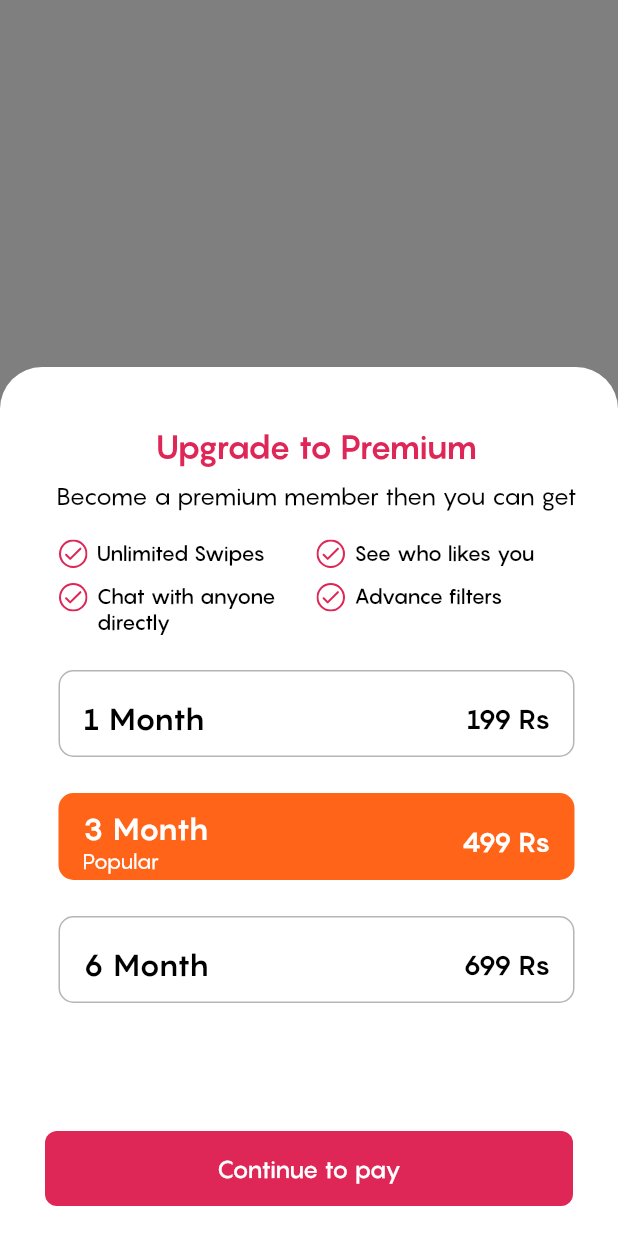
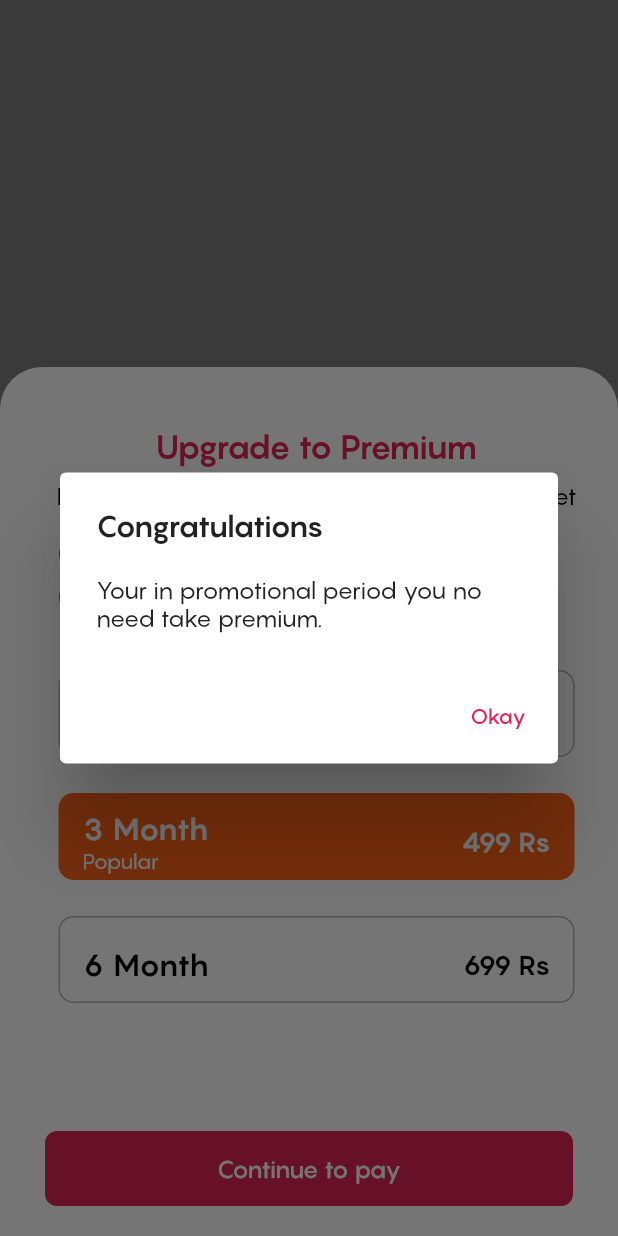
Before and after one commit to IdanxDev/rowdy_baby, a Flutter app: the PremiumBottomSheet screen opened directly, after a tap on "Continue to pay", on a phone screen of 412 x 824 dp. Run offline on Flutter 3.47's test engine with Material 2 defaults, Android fonts, the phone set to English and light mode, and no system bars; our stand-ins replace cached_network_image, carousel_slider, chat_bubbles, cloud_firestore, connectivity_plus, country_code_picker and 22 more; missing offline and left inert: animated_shimmer, cashfree_pg, flutter_facebook_auth, flutter_ripple, razorpay_flutter, swipable_stack; accounts and stored records are empty; network calls fail.

Commit message:
Update : Codes

```diff
--- a/lib/constant/string_constant.dart
+++ b/lib/constant/string_constant.dart
@@ -1,7 +1,7 @@
 class StringConstant {
   static const String appTitle = 'Rowdy baby';
   static const String website = 'rowdybaby.co.in';
-  static const String contactMail = 'rowdybabydatingapp@gmail.com';
+  static const String contactMail = 'support@rowdybaby.co.in';
   static const String termsCondition =
       'https://firebasestorage.googleapis.com/v0/b/rowdy-baby-2-0.appspot.com/o/appData%2FRowdybaby%20Terms%20and%20conditions.html?alt=media&token=bf0a6621-cd8f-4596-8a77-198528ea308c';
   static const String privacyPolicy =
--- a/lib/screen/chat_module/conversation_screen/conversation_screen.dart
+++ b/lib/screen/chat_module/conversation_screen/conversation_screen.dart
@@ -308,6 +308,8 @@ class ConversationScreenState extends State<ConversationScreen> {
             focusNode: focusNode,
             cursorColor: ColorConstant.pink,
             textInputAction: TextInputAction.done,
+            maxLines: null,
+            // autofocus: false,
             onFieldSubmitted: (message) {
               if (message.trim().isNotEmpty) {
                 sendMessage(userProfileProvider, message);
@@ -325,7 +327,7 @@ class ConversationScreenState extends State<ConversationScreen> {
                 color: Color(0XFFA5A5A5),
                 letterSpacing: 0.48,
               ),
-              contentPadding: const EdgeInsets.fromLTRB(20, 0, 10, 0),
+              contentPadding: const EdgeInsets.fromLTRB(26, 6, 10, 6),
               filled: true,
               fillColor: ColorConstant.white,
               // fillColor: const Color(0XFFF2F2F2),
--- a/lib/screen/premium_screen/premium_bottom_sheet.dart
+++ b/lib/screen/premium_screen/premium_bottom_sheet.dart
@@ -49,7 +49,8 @@ class PremiumBottomSheetState extends State<PremiumBottomSheet> {
                 height: 50,
                 fontSize: 16,
                 onPressed: () {
-                  validatePayments(userProfileProvider, subscriptionProvider);
+                  // validatePayments(userProfileProvider, subscriptionProvider);
+                  _showMyDialog();
                 },
               ),
             ),
@@ -398,4 +399,31 @@ class PremiumBottomSheetState extends State<PremiumBottomSheet> {
       initializePayment(userProfileProvider, subscriptionProvider);
     }
   }
+
+  Future<void> _showMyDialog() async {
+    return showDialog<void>(
+      context: context,
+      barrierDismissible: false, // user must tap button!
+      builder: (BuildContext context) {
+        return AlertDialog(
+          title: const Text('Congratulations', style: TextStyle(fontWeight: FontWeight.bold,)),
+          content: SingleChildScrollView(
+            child: ListBody(
+              children: const <Widget>[
+                Text('Your in promotional period you no need take premium.'),
+              ],
+            ),
+          ),
+          actions: <Widget>[
+            TextButton(
+              child: const Text('Okay', style: TextStyle(color: Color(0xffDE2657) )),
+              onPressed: () {
+                Navigator.of(context).pop();
+              },
+            ),
+          ],
+        );
+      },
+    );
+  }
 }
```
Also changed, not shown: lib/provider/user_profile_provider/user_profile_provider.dart (+12 -0 lines), lib/screen/home_module/profile_screen/profile_screen.dart (+7 -7 lines).
